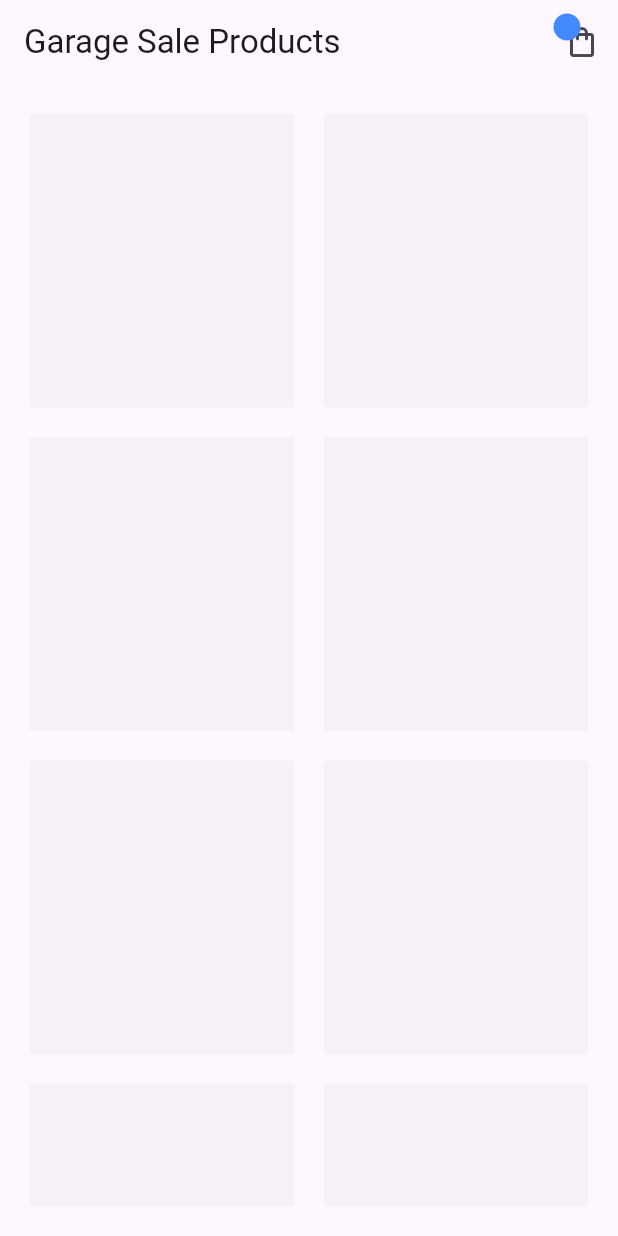
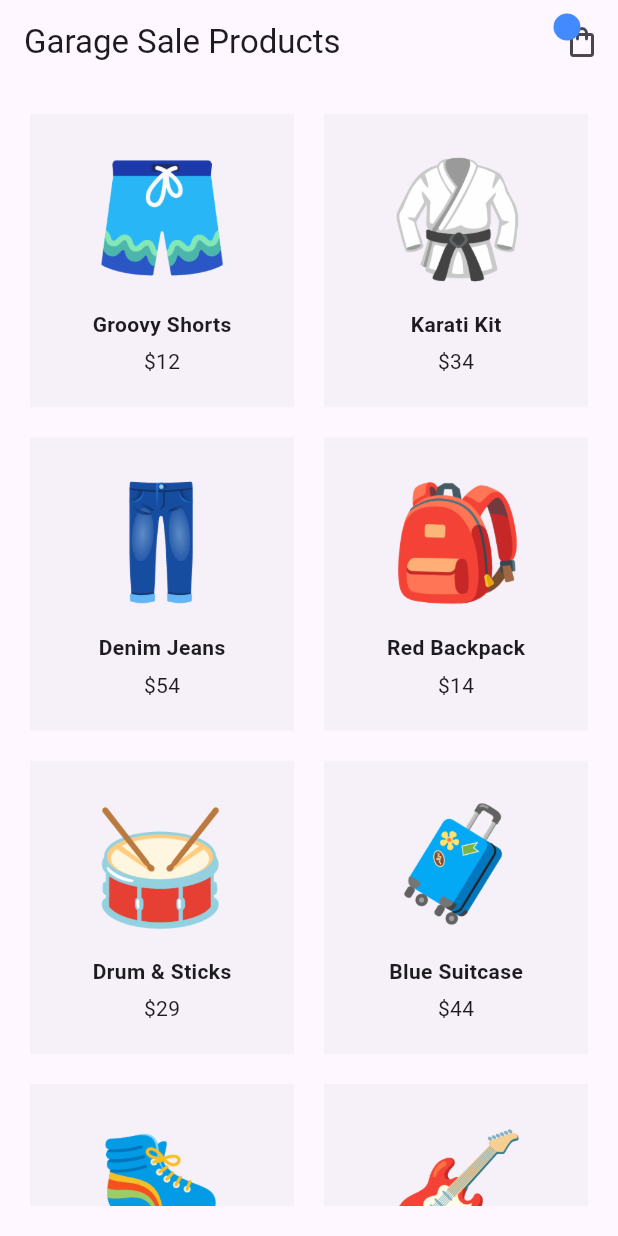
Before and after one commit to muttahirm/flutter_riverpod_3_0, a Flutter app: the screen it shows after launch, on a phone screen of 412 x 824 dp. Run offline on Flutter 3.47's test engine with Material 3 defaults, Android fonts, the phone set to English and light mode, and no system bars; our stand-ins replace flutter_riverpod.

Commit message:
adds a simple provider and consumerwidget and consumerstatefulwidget

```diff
--- a/lib/main.dart
+++ b/lib/main.dart
@@ -1,8 +1,9 @@
 import 'package:flutter/material.dart';
+import 'package:flutter_riverpod/flutter_riverpod.dart';
 import 'package:flutter_riverpod_3_0/screens/home/home_screen.dart';
 
 void main() {
-  runApp(const MyApp());
+  runApp(const ProviderScope(child: MyApp()));
 }
 
 class MyApp extends StatelessWidget {
--- /dev/null
+++ b/lib/providers/products_provider.dart
@@ -0,0 +1,55 @@
+import 'package:flutter_riverpod/flutter_riverpod.dart';
+import 'package:flutter_riverpod_3_0/models/product.dart';
+
+const List<Product> allProducts = [
+  Product(
+      id: '1',
+      title: 'Groovy Shorts',
+      price: 12,
+      image: 'assets/products/shorts.png'),
+  Product(
+      id: '2',
+      title: 'Karati Kit',
+      price: 34,
+      image: 'assets/products/karati.png'),
+  Product(
+      id: '3',
+      title: 'Denim Jeans',
+      price: 54,
+      image: 'assets/products/jeans.png'),
+  Product(
+      id: '4',
+      title: 'Red Backpack',
+      price: 14,
+      image: 'assets/products/backpack.png'),
+  Product(
+      id: '5',
+      title: 'Drum & Sticks',
+      price: 29,
+      image: 'assets/products/drum.png'),
+  Product(
+      id: '6',
+      title: 'Blue Suitcase',
+      price: 44,
+      image: 'assets/products/suitcase.png'),
+  Product(
+      id: '7',
+      title: 'Roller Skates',
+      price: 52,
+      image: 'assets/products/skates.png'),
+  Product(
+      id: '8',
+      title: 'Electric Guitar',
+      price: 79,
+      image: 'assets/products/guitar.png'),
+];
+
+final productsProvider = Provider<List<Product>>((ref) {
+  return allProducts;
+});
+
+final reducedProductsProvider = Provider<List<Product>>(
+  (ref) {
+    return allProducts.where((product) => product.price < 50).toList();
+  },
+);
--- a/lib/screens/home/home_screen.dart
+++ b/lib/screens/home/home_screen.dart
@@ -1,11 +1,14 @@
 import 'package:flutter/material.dart';
+import 'package:flutter_riverpod/flutter_riverpod.dart';
+import 'package:flutter_riverpod_3_0/providers/products_provider.dart';
 import 'package:flutter_riverpod_3_0/shared/cart_icon.dart';
 
-class HomeScreen extends StatelessWidget {
+class HomeScreen extends ConsumerWidget {
   const HomeScreen({super.key});
 
   @override
-  Widget build(BuildContext context) {
+  Widget build(BuildContext context, WidgetRef ref) {
+    final allProducts = ref.watch(productsProvider);
     return Scaffold(
       appBar: AppBar(
         title: const Text('Garage Sale Products'),
@@ -14,7 +17,7 @@
       body: Padding(
         padding: const EdgeInsets.all(20),
         child: GridView.builder(
-          itemCount: 8,
+          itemCount: allProducts.length,
           gridDelegate: const SliverGridDelegateWithFixedCrossAxisCount(
             crossAxisCount: 2,
             mainAxisSpacing: 20,
@@ -25,6 +28,22 @@
             return Container(
               padding: const EdgeInsets.all(20),
               color: Colors.blueGrey.withValues(alpha: 0.05),
+              child: Column(
+                mainAxisAlignment: MainAxisAlignment.center,
+                children: [
+                  Image.asset(
+                    allProducts[index].image,
+                    height: 100,
+                  ),
+                  const SizedBox(height: 10),
+                  Text(
+                    allProducts[index].title,
+                    style: const TextStyle(fontWeight: FontWeight.bold),
+                  ),
+                  const SizedBox(height: 5),
+                  Text('\$${allProducts[index].price}'),
+                ],
+              ),
             );
           },
         ),
```
Also changed, not shown: lib/screens/cart/cart_screen.dart (+39 -6 lines).
